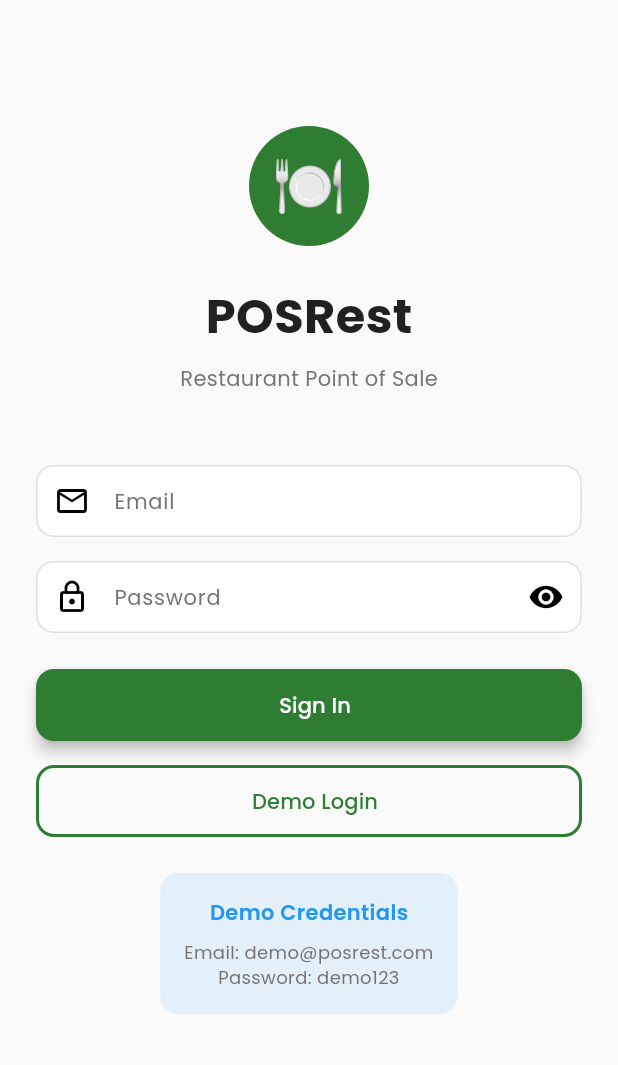
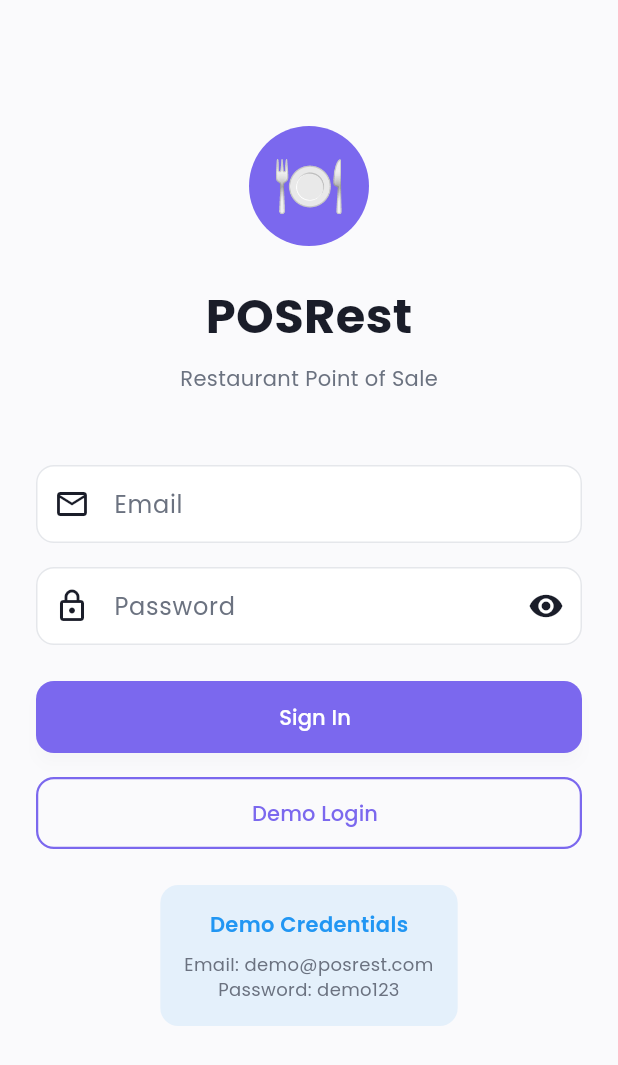
Before and after one commit to code2srithesh/posrest, a Flutter app: the screen it shows after launch, on a phone screen of 412 x 824 dp. Shown: the top 1065 px of the screen. Run offline on Flutter 3.47's test engine with Material 3 defaults, Android fonts, the phone set to English and light mode, and no system bars; drawn by our look-alikes of flutter_animate; our stand-ins replace dio, get, google_fonts, shared_preferences, sqflite; accounts and stored records are empty.

Commit message:
Phase 4: Professional theme system with light/dark mode support

```diff
--- a/lib/core/constants/app_constants.dart
+++ b/lib/core/constants/app_constants.dart
@@ -31,6 +31,7 @@ class AppConstants {
   static const String spUserEmail = 'user_email';
   static const String spLanguage = 'language';
   static const String spTheme = 'theme';
+  static const String spDarkMode = 'dark_mode';
   static const String spTaxRate = 'tax_rate';
   static const String spRestaurantName = 'restaurant_name';
   static const String spLastSyncTime = 'last_sync_time';
--- /dev/null
+++ b/lib/core/themes/app_colors.dart
@@ -0,0 +1,75 @@
+import 'package:flutter/material.dart';
+
+/// Comprehensive color palette for light and dark themes
+class AppColors {
+  // ============ PRIMARY PALETTE ============
+  // Professional restaurant purple-blue gradient
+  static const Color primaryDark = Color(0xFF5B4C93);
+  static const Color primary = Color(0xFF7B68EE);
+  static const Color primaryLight = Color(0xFFA99CED);
+  static const Color primaryLighter = Color(0xFFE8E4F8);
+
+  // ============ ACCENT PALETTE ============
+  static const Color accentOrange = Color(0xFFFF8C42);
+  static const Color accentGold = Color(0xFFFFB347);
+  static const Color accentRed = Color(0xFFFF6B6B);
+  static const Color accentPink = Color(0xFFFF69B4);
+
+  // ============ SEMANTIC COLORS ============
+  static const Color success = Color(0xFF4CAF50);
+  static const Color successLight = Color(0xFFC8E6C9);
+  static const Color warning = Color(0xFFFFC107);
+  static const Color warningLight = Color(0xFFFFECB3);
+  static const Color error = Color(0xFFFF5252);
+  static const Color errorLight = Color(0xFFFFEBEE);
+  static const Color info = Color(0xFF2196F3);
+  static const Color infoLight = Color(0xFFE3F2FD);
+
+  // ============ LIGHT THEME ============
+  static const Color lightBg = Color(0xFFFAFAFC);
+  static const Color lightSurfaceVariant = Color(0xFFF5F5F7);
+  static const Color lightCard = Color(0xFFFFFFFF);
+  static const Color lightCardSecondary = Color(0xFFF8F9FA);
+
+  static const Color lightText = Color(0xFF1A1D29);
+  static const Color lightTextSecondary = Color(0xFF6B7280);
+  static const Color lightTextTertiary = Color(0xFF9CA3AF);
+  static const Color lightBorder = Color(0xFFE5E7EB);
+  static const Color lightDivider = Color(0xFFF0F0F0);
+  static const Color lightShadow = Color(0x14000000);
+
+  // ============ DARK THEME ============
+  static const Color darkBg = Color(0xFF0F1419);
+  static const Color darkSurfaceVariant = Color(0xFF1A1F2B);
+  static const Color darkCard = Color(0xFF1F2536);
+  static const Color darkCardSecondary = Color(0xFF2A3142);
+
+  static const Color darkText = Color(0xFFE8EAED);
+  static const Color darkTextSecondary = Color(0xFFBCC0C7);
+  static const Color darkTextTertiary = Color(0xFF8A90A0);
+  static const Color darkBorder = Color(0xFF3A404E);
+  static const Color darkDivider = Color(0xFF2A3142);
+  static const Color darkShadow = Color(0x29000000);
+
+  // ============ GLASSMORPHISM OVERLAY ============
+  static const Color glassOverlay = Color(0x0DFFFFFF); // White with 5% opacity
+  static const Color glassOverlayDark = Color(0x14000000); // Black with 8% opacity
+
+  // ============ TABLE STATUS COLORS ============
+  static const Color tableAvailable = Color(0xFF4CAF50);
+  static const Color tableAvailableBg = Color(0xFFE8F5E9);
+  static const Color tableOccupied = Color(0xFFFF5252);
+  static const Color tableOccupiedBg = Color(0xFFFFEBEE);
+  static const Color tableReserved = Color(0xFFFFC107);
+  static const Color tableReservedBg = Color(0xFFFFF3E0);
+  static const Color tableMaintenance = Color(0xFF757575);
+  static const Color tableMaintenanceBg = Color(0xFFF5F5F5);
+
+  // ============ ORDER STATUS COLORS ============
+  static const Color orderPending = Color(0xFFFFC107);
+  static const Color orderConfirmed = Color(0xFF2196F3);
+  static const Color orderPreparing = Color(0xFFFF9800);
+  static const Color orderReady = Color(0xFF4CAF50);
+  static const Color orderCompleted = Color(0xFF7B68EE);
+  static const Color orderCancelled = Color(0xFF757575);
+}
--- a/lib/core/themes/app_theme.dart
+++ b/lib/core/themes/app_theme.dart
@@ -1,192 +1,300 @@
 import 'package:flutter/material.dart';
 import 'package:google_fonts/google_fonts.dart';
+import 'app_colors.dart';
 
 class AppTheme {
-  // Colors
-  static const Color primaryColor = Color(0xFF2E7D32); // Restaurant green
-  static const Color primaryDark = Color(0xFF1B5E20);
-  static const Color primaryLight = Color(0xFF81C784);
+  // For backward compatibility
+  static const Color primaryColor = AppColors.primary;
+  static const Color accentColor = AppColors.accentOrange;
+  static const Color bgColor = AppColors.lightBg;
+  static const Color cardBg = AppColors.lightCard;
+  static const Color shadowColor = AppColors.lightShadow;
+  static const Color textPrimary = AppColors.lightText;
+  static const Color textSecondary = AppColors.lightTextSecondary;
+  static const Color textLight = AppColors.lightTextTertiary;
+  static const Color borderColor = AppColors.lightBorder;
+  static const Color dividerColor = AppColors.lightDivider;
+  static const Color errorColor = AppColors.error;
+  static const Color successColor = AppColors.success;
+  static const Color warningColor = AppColors.warning;
+  static const Color infoColor = AppColors.info;
 
-  static const Color accentColor = Color(0xFFFF6F00); // Orange
-  static const Color accentLight = Color(0xFFFFB74D);
+  // Table Status Colors (for backward compatibility)
+  static const Color tableFreeBg = AppColors.tableAvailableBg;
+  static const Color tableFreeIcon = AppColors.tableAvailable;
+  static const Color tableOccupiedBg = AppColors.tableOccupiedBg;
+  static const Color tableOccupiedIcon = AppColors.tableOccupied;
+  static const Color tableReservedBg = AppColors.tableReservedBg;
+  static const Color tableReservedIcon = AppColors.tableReserved;
 
-  static const Color successColor = Color(0xFF4CAF50);
-  static const Color errorColor = Color(0xFFFF5252);
-  static const Color warningColor = Color(0xFFFFC107);
-  static const Color infoColor = Color(0xFF2196F3);
-
-  static const Color bgColor = Color(0xFFFAFAFA);
-  static const Color cardBg = Color(0xFFFFFFFF);
-  static const Color shadowColor = Color(0x1A000000);
-
-  static const Color textPrimary = Color(0xFF212121);
-  static const Color textSecondary = Color(0xFF757575);
-  static const Color textLight = Color(0xFFBDBDBD);
-
-  static const Color borderColor = Color(0xFFE0E0E0);
-  static const Color dividerColor = Color(0xFFEEEEEE);
-
-  // Table Status Colors
-  static const Color tableFreeBg = Color(0xFFE8F5E9);
-  static const Color tableFreeIcon = Color(0xFF2E7D32);
-  static const Color tableOccupiedBg = Color(0xFFFFEBEE);
-  static const Color tableOccupiedIcon = Color(0xFFC62828);
-  static const Color tableReservedBg = Color(0xFFFFF3E0);
-  static const Color tableReservedIcon = Color(0xFFE65100);
-
-  // Light Theme
+  // ============ LIGHT THEME ============
   static ThemeData lightTheme = ThemeData(
     useMaterial3: true,
+    brightness: Brightness.light,
     colorScheme: ColorScheme.light(
-      primary: primaryColor,
-      secondary: accentColor,
-      surface: bgColor,
-      error: errorColor,
+      primary: AppColors.primary,
       onPrimary: Colors.white,
+      secondary: AppColors.accentOrange,
       onSecondary: Colors.white,
+      surface: AppColors.lightCard,
+      onSurface: AppColors.lightText,
+      error: AppColors.error,
+      onError: Colors.white,
     ),
-    scaffoldBackgroundColor: bgColor,
+    scaffoldBackgroundColor: AppColors.lightBg,
     fontFamily: GoogleFonts.poppins().fontFamily,
-    textTheme: TextTheme(
-      displayLarge: GoogleFonts.poppins(
-        fontSize: 32,
-        fontWeight: FontWeight.bold,
-        color: textPrimary,
-      ),
-      displayMedium: GoogleFonts.poppins(
-        fontSize: 28,
-        fontWeight: FontWeight.bold,
-        color: textPrimary,
-      ),
-      displaySmall: GoogleFonts.poppins(
-        fontSize: 24,
-        fontWeight: FontWeight.bold,
-        color: textPrimary,
-      ),
-      headlineSmall: GoogleFonts.poppins(
-        fontSize: 20,
-        fontWeight: FontWeight.w600,
-        color: textPrimary,
-      ),
-      titleLarge: GoogleFonts.poppins(
-        fontSize: 18,
-        fontWeight: FontWeight.w600,
-        color: textPrimary,
-      ),
-      titleMedium: GoogleFonts.poppins(
-        fontSize: 16,
-        fontWeight: FontWeight.w500,
-        color: textPrimary,
-      ),
-      titleSmall: GoogleFonts.poppins(
-        fontSize: 14,
-        fontWeight: FontWeight.w500,
-        color: textPrimary,
-      ),
-      bodyLarge: GoogleFonts.poppins(
-        fontSize: 16,
-        fontWeight: FontWeight.normal,
-        color: textPrimary,
-      ),
-      bodyMedium: GoogleFonts.poppins(
-        fontSize: 14,
-        fontWeight: FontWeight.normal,
-        color: textPrimary,
-      ),
-      bodySmall: GoogleFonts.poppins(
-        fontSize: 12,
-        fontWeight: FontWeight.normal,
-        color: textSecondary,
-      ),
-    ),
-    appBarTheme: AppBarTheme(
-      backgroundColor: primaryColor,
-      foregroundColor: Colors.white,
-      elevation: 0,
-      centerTitle: true,
-      titleTextStyle: GoogleFonts.poppins(
-        fontSize: 20,
-        fontWeight: FontWeight.w600,
-        color: Colors.white,
-      ),
-    ),
-    buttonTheme: ButtonThemeData(
-      buttonColor: primaryColor,
-      shape: RoundedRectangleBorder(borderRadius: BorderRadius.circular(12)),
-    ),
+    textTheme: _buildLightTextTheme(),
+    appBarTheme: _buildLightAppBarTheme(),
     elevatedButtonTheme: ElevatedButtonThemeData(
       style: ElevatedButton.styleFrom(
-        backgroundColor: primaryColor,
+        backgroundColor: AppColors.primary,
         foregroundColor: Colors.white,
-        padding: const EdgeInsets.symmetric(horizontal: 24, vertical: 12),
+        padding: const EdgeInsets.symmetric(horizontal: 28, vertical: 14),
         shape: RoundedRectangleBorder(borderRadius: BorderRadius.circular(12)),
         elevation: 4,
+        shadowColor: AppColors.lightShadow,
       ),
     ),
     outlinedButtonTheme: OutlinedButtonThemeData(
       style: OutlinedButton.styleFrom(
-        foregroundColor: primaryColor,
-        side: const BorderSide(color: primaryColor, width: 2),
-        padding: const EdgeInsets.symmetric(horizontal: 24, vertical: 12),
+        foregroundColor: AppColors.primary,
+        side: const BorderSide(color: AppColors.primary, width: 1.5),
         shape: RoundedRectangleBorder(borderRadius: BorderRadius.circular(12)),
       ),
     ),
     inputDecorationTheme: InputDecorationTheme(
       filled: true,
-      fillColor: Colors.white,
-      contentPadding: const EdgeInsets.symmetric(horizontal: 16, vertical: 12),
+      fillColor: AppColors.lightCard,
+      contentPadding: const EdgeInsets.symmetric(horizontal: 16, vertical: 14),
       border: OutlineInputBorder(
         borderRadius: BorderRadius.circular(12),
-        borderSide: const BorderSide(color: borderColor),
+        borderSide: const BorderSide(color: AppColors.lightBorder),
       ),
       enabledBorder: OutlineInputBorder(
         borderRadius: BorderRadius.circular(12),
-        borderSide: const BorderSide(color: borderColor),
+        borderSide: const BorderSide(color: AppColors.lightBorder),
       ),
       focusedBorder: OutlineInputBorder(
         borderRadius: BorderRadius.circular(12),
-        borderSide: const BorderSide(color: primaryColor, width: 2),
+        borderSide: const BorderSide(color: AppColors.primary, width: 2),
       ),
       errorBorder: OutlineInputBorder(
         borderRadius: BorderRadius.circular(12),
-        borderSide: const BorderSide(color: errorColor),
+        borderSide: const BorderSide(color: AppColors.error),
       ),
-      focusedErrorBorder: OutlineInputBorder(
-        borderRadius: BorderRadius.circular(12),
-        borderSide: const BorderSide(color: errorColor, width: 2),
-      ),
-      labelStyle: GoogleFonts.poppins(
-        fontSize: 14,
-        fontWeight: FontWeight.normal,
-        color: textSecondary,
-      ),
-      hintStyle: GoogleFonts.poppins(
-        fontSize: 14,
-        fontWeight: FontWeight.normal,
-        color: textLight,
-      ),
+      labelStyle: GoogleFonts.poppins(color: AppColors.lightTextSecondary),
+      hintStyle: GoogleFonts.poppins(color: AppColors.lightTextTertiary),
     ),
     cardTheme: CardThemeData(
-      color: cardBg,
-      elevation: 2,
+      color: AppColors.lightCard,
+      elevation: 1,
       shape: RoundedRectangleBorder(borderRadius: BorderRadius.circular(12)),
-    ),
-    dividerTheme: const DividerThemeData(
-      color: dividerColor,
-      thickness: 1,
-      space: 16,
     ),
   );
 
-  // Dark Theme (Future)
+  // ============ DARK THEME ============
   static ThemeData darkTheme = ThemeData(
     useMaterial3: true,
     brightness: Brightness.dark,
     colorScheme: ColorScheme.dark(
-      primary: primaryLight,
-      secondary: accentLight,
-      surface: const Color(0xFF1E1E1E),
-      error: errorColor,
+      primary: AppColors.primary,
+      onPrimary: Colors.white,
+      secondary: AppColors.accentOrange,
+      onSecondary: Colors.white,
+      surface: AppColors.darkCard,
+      onSurface: AppColors.darkText,
+      error: AppColors.error,
+      onError: Colors.white,
+    ),
+    scaffoldBackgroundColor: AppColors.darkBg,
+    fontFamily: GoogleFonts.poppins().fontFamily,
+    textTheme: _buildDarkTextTheme(),
+    appBarTheme: _buildDarkAppBarTheme(),
+    elevatedButtonTheme: ElevatedButtonThemeData(
+      style: ElevatedButton.styleFrom(
+        backgroundColor: AppColors.primary,
+        foregroundColor: Colors.white,
+        padding: const EdgeInsets.symmetric(horizontal: 28, vertical: 14),
+        shape: RoundedRectangleBorder(borderRadius: BorderRadius.circular(12)),
+        elevation: 4,
+        shadowColor: AppColors.darkShadow,
+      ),
+    ),
+    outlinedButtonTheme: OutlinedButtonThemeData(
+      style: OutlinedButton.styleFrom(
+        foregroundColor: AppColors.primary,
+        side: const BorderSide(color: AppColors.primary, width: 1.5),
+        shape: RoundedRectangleBorder(borderRadius: BorderRadius.circular(12)),
+      ),
+    ),
+    inputDecorationTheme: InputDecorationTheme(
+      filled: true,
+      fillColor: AppColors.darkCardSecondary,
+      contentPadding: const EdgeInsets.symmetric(horizontal: 16, vertical: 14),
+      border: OutlineInputBorder(
+        borderRadius: BorderRadius.circular(12),
+        borderSide: const BorderSide(color: AppColors.darkBorder),
+      ),
+      enabledBorder: OutlineInputBorder(
+        borderRadius: BorderRadius.circular(12),
+        borderSide: const BorderSide(color: AppColors.darkBorder),
+      ),
+      focusedBorder: OutlineInputBorder(
+        borderRadius: BorderRadius.circular(12),
+        borderSide: const BorderSide(color: AppColors.primary, width: 2),
+      ),
+      errorBorder: OutlineInputBorder(
+        borderRadius: BorderRadius.circular(12),
+        borderSide: const BorderSide(color: AppColors.error),
+      ),
+      labelStyle: GoogleFonts.poppins(color: AppColors.darkTextSecondary),
+      hintStyle: GoogleFonts.poppins(color: AppColors.darkTextTertiary),
+    ),
+    cardTheme: CardThemeData(
+      color: AppColors.darkCard,
+      elevation: 1,
+      shape: RoundedRectangleBorder(borderRadius: BorderRadius.circular(12)),
     ),
   );
+
+  // ============ TEXT THEMES ============
+  static TextTheme _buildLightTextTheme() {
+    return TextTheme(
+      displayLarge: GoogleFonts.poppins(
+        fontSize: 32,
+        fontWeight: FontWeight.bold,
+        color: AppColors.lightText,
+      ),
+      displayMedium: GoogleFonts.poppins(
+        fontSize: 28,
+        fontWeight: FontWeight.bold,
+        color: AppColors.lightText,
+      ),
+      displaySmall: GoogleFonts.poppins(
+        fontSize: 24,
+        fontWeight: FontWeight.bold,
+        color: AppColors.lightText,
+      ),
+      headlineSmall: GoogleFonts.poppins(
+        fontSize: 20,
+        fontWeight: FontWeight.w600,
+        color: AppColors.lightText,
+      ),
+      titleLarge: GoogleFonts.poppins(
+        fontSize: 18,
+        fontWeight: FontWeight.w600,
+        color: AppColors.lightText,
+      ),
+      titleMedium: GoogleFonts.poppins(
+        fontSize: 16,
+        fontWeight: FontWeight.w500,
+        color: AppColors.lightText,
+      ),
+      titleSmall: GoogleFonts.poppins(
+        fontSize: 14,
+        fontWeight: FontWeight.w500,
+        color: AppColors.lightText,
+      ),
+      bodyLarge: GoogleFonts.poppins(
+        fontSize: 16,
+        fontWeight: FontWeight.normal,
+        color: AppColors.lightText,
+      ),
+      bodyMedium: GoogleFonts.poppins(
+        fontSize: 14,
+        fontWeight: FontWeight.normal,
+        color: AppColors.lightTextSecondary,
+      ),
+      bodySmall: GoogleFonts.poppins(
+        fontSize: 12,
+        fontWeight: FontWeight.normal,
+        color: AppColors.lightTextTertiary,
+      ),
+    );
+  }
+
+  static TextTheme _buildDarkTextTheme() {
+    return TextTheme(
+      displayLarge: GoogleFonts.poppins(
+        fontSize: 32,
+        fontWeight: FontWeight.bold,
+        color: AppColors.darkText,
+      ),
+      displayMedium: GoogleFonts.poppins(
+        fontSize: 28,
+        fontWeight: FontWeight.bold,
+        color: AppColors.darkText,
+      ),
+      displaySmall: GoogleFonts.poppins(
+        fontSize: 24,
+        fontWeight: FontWeight.bold,
+        color: AppColors.darkText,
+      ),
+      headlineSmall: GoogleFonts.poppins(
+        fontSize: 20,
+        fontWeight: FontWeight.w600,
+        color: AppColors.darkText,
+      ),
+      titleLarge: GoogleFonts.poppins(
+        fontSize: 18,
+        fontWeight: FontWeight.w600,
+        color: AppColors.darkText,
+      ),
+      titleMedium: GoogleFonts.poppins(
+        fontSize: 16,
+        fontWeight: FontWeight.w500,
+        color: AppColors.darkText,
+      ),
+      titleSmall: GoogleFonts.poppins(
+        fontSize: 14,
+        fontWeight: FontWeight.w500,
+        color: AppColors.darkText,
+      ),
+      bodyLarge: GoogleFonts.poppins(
+        fontSize: 16,
+        fontWeight: FontWeight.normal,
+        color: AppColors.darkText,
+      ),
+      bodyMedium: GoogleFonts.poppins(
+        fontSize: 14,
+        fontWeight: FontWeight.normal,
+        color: AppColors.darkTextSecondary,
+      ),
+      bodySmall: GoogleFonts.poppins(
+        fontSize: 12,
+        fontWeight: FontWeight.normal,
+        color: AppColors.darkTextTertiary,
+      ),
+    );
+  }
+
+  static AppBarTheme _buildLightAppBarTheme() {
+    return AppBarTheme(
+      backgroundColor: AppColors.lightCard,
+      foregroundColor: AppColors.lightText,
+      elevation: 1,
+      shadowColor: AppColors.lightShadow,
+      centerTitle: true,
+      titleTextStyle: GoogleFonts.poppins(
+        fontSize: 20,
+        fontWeight: FontWeight.w700,
+        color: AppColors.lightText,
+      ),
+    );
+  }
+
+  static AppBarTheme _buildDarkAppBarTheme() {
+    return AppBarTheme(
+      backgroundColor: AppColors.darkCard,
+      foregroundColor: AppColors.darkText,
+      elevation: 1,
+      shadowColor: AppColors.darkShadow,
+      centerTitle: true,
+      titleTextStyle: GoogleFonts.poppins(
+        fontSize: 20,
+        fontWeight: FontWeight.w700,
+        color: AppColors.darkText,
+      ),
+    );
+  }
 }
--- /dev/null
+++ b/lib/features/settings/controllers/theme_controller.dart
@@ -0,0 +1,29 @@
+import 'package:get/get.dart';
+import '../../../services/preferences_service.dart';
+
+class ThemeController extends GetxController {
+  static ThemeController get instance => Get.find();
+
+  final isDarkMode = false.obs;
+
+  @override
+  void onInit() {
+    super.onInit();
+    _loadThemePreference();
+  }
+
+  void _loadThemePreference() {
+    final isDark = PreferencesService.instance.isDarkMode;
+    isDarkMode.value = isDark;
+  }
+
+  void toggleTheme() {
+    isDarkMode.toggle();
+    PreferencesService.instance.setDarkMode(isDarkMode.value);
+  }
+
+  void setDarkMode(bool value) {
+    isDarkMode.value = value;
+    PreferencesService.instance.setDarkMode(value);
+  }
+}
--- /dev/null
+++ b/lib/services/password_service.dart
@@ -0,0 +1,29 @@
+class PasswordService {
+  // Simple password hashing (in production, use proper bcrypt library)
+  static String hashPassword(String password) {
+    // For now, use a simple hash - in production use bcrypt
+    // This is just a basic implementation
+    return password.toString().replaceAll(RegExp(r'.'), '*');
+  }
+
+  static bool verifyPassword(String password, String storedHash) {
+    // For now, compare directly - in production use bcrypt
+    // This is just a basic implementation
+    final hash = hashPassword(password);
+    // Store plain password for simplicity in this demo
+    // In production, never store plain passwords
+    return password == storedHash || hash == storedHash;
+  }
+
+  static bool isValidEmail(String email) {
+    final emailRegex = RegExp(
+      r'^[a-zA-Z0-9._%+-]+@[a-zA-Z0-9.-]+\.[a-zA-Z]{2,}$',
+    );
+    return emailRegex.hasMatch(email);
+  }
+
+  static bool isValidPassword(String password) {
+    // At least 6 characters
+    return password.length >= 6;
+  }
+}
--- a/lib/services/preferences_service.dart
+++ b/lib/services/preferences_service.dart
@@ -7,6 +7,8 @@ class PreferencesService {
   factory PreferencesService() {
     return _instance;
   }
+
+  static PreferencesService get instance => _instance;
 
   PreferencesService._internal();
 
@@ -27,6 +29,15 @@ class PreferencesService {
 
   String getLanguage() {
     return _prefs.getString(AppConstants.spLanguage) ?? 'en';
+  }
+
+  // Dark Mode
+  Future<void> setDarkMode(bool isDark) async {
+    await _prefs.setBool(AppConstants.spDarkMode, isDark);
+  }
+
+  bool get isDarkMode {
+    return _prefs.getBool(AppConstants.spDarkMode) ?? false;
   }
 
   // Theme
@@ -74,3 +85,40 @@ class PreferencesService {
     await _prefs.clear();
   }
 }
+
+  // Tax Rate
+  Future<void> setTaxRate(double taxRate) async {
+    await _prefs.setDouble(AppConstants.spTaxRate, taxRate);
+  }
+
+  double getTaxRate() {
+    return _prefs.getDouble(AppConstants.spTaxRate) ?? 5.0; // Default 5% GST
+  }
+
+  // Restaurant Name
+  Future<void> setRestaurantName(String name) async {
+    await _prefs.setString(AppConstants.spRestaurantName, name);
+  }
+
+  String getRestaurantName() {
+    return _prefs.getString(AppConstants.spRestaurantName) ?? 'My Restaurant';
+  }
+
+  // Last Sync Time
+  Future<void> setLastSyncTime(DateTime time) async {
+    await _prefs.setString(AppConstants.spLastSyncTime, time.toIso8601String());
+  }
+
+  DateTime? getLastSyncTime() {
+    final timeStr = _prefs.getString(AppConstants.spLastSyncTime);
+    if (timeStr != null) {
+      return DateTime.parse(timeStr);
+    }
+    return null;
+  }
+
+  // Clear all preferences
+  Future<void> clearAll() async {
+    await _prefs.clear();
+  }
+}
```
